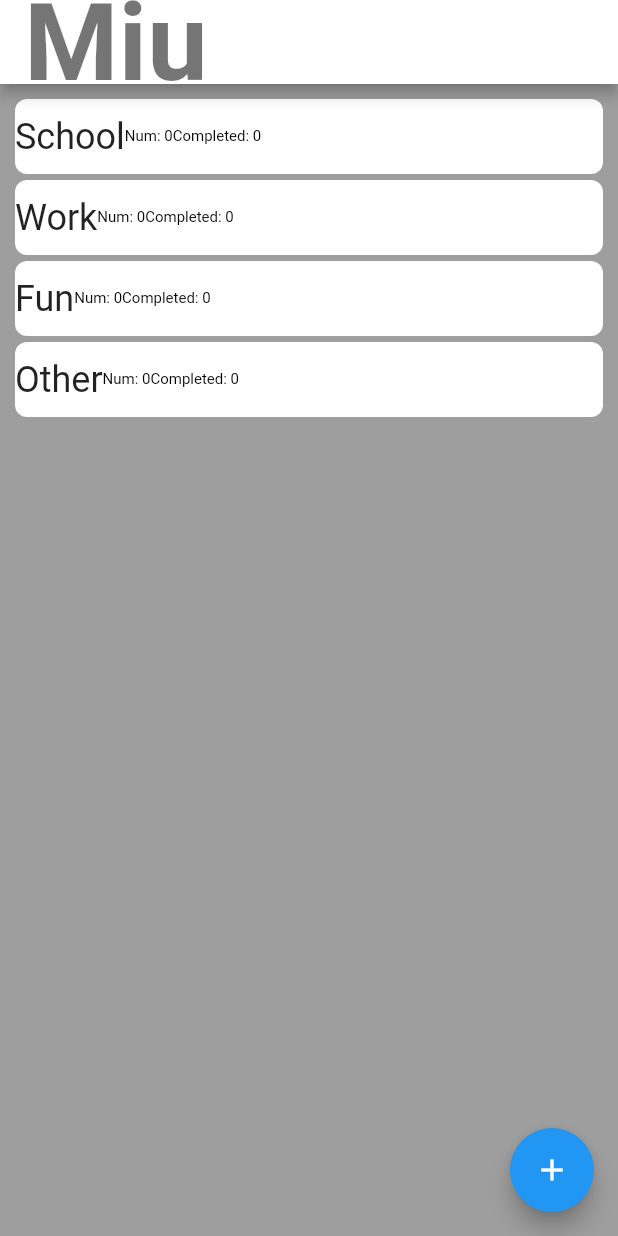
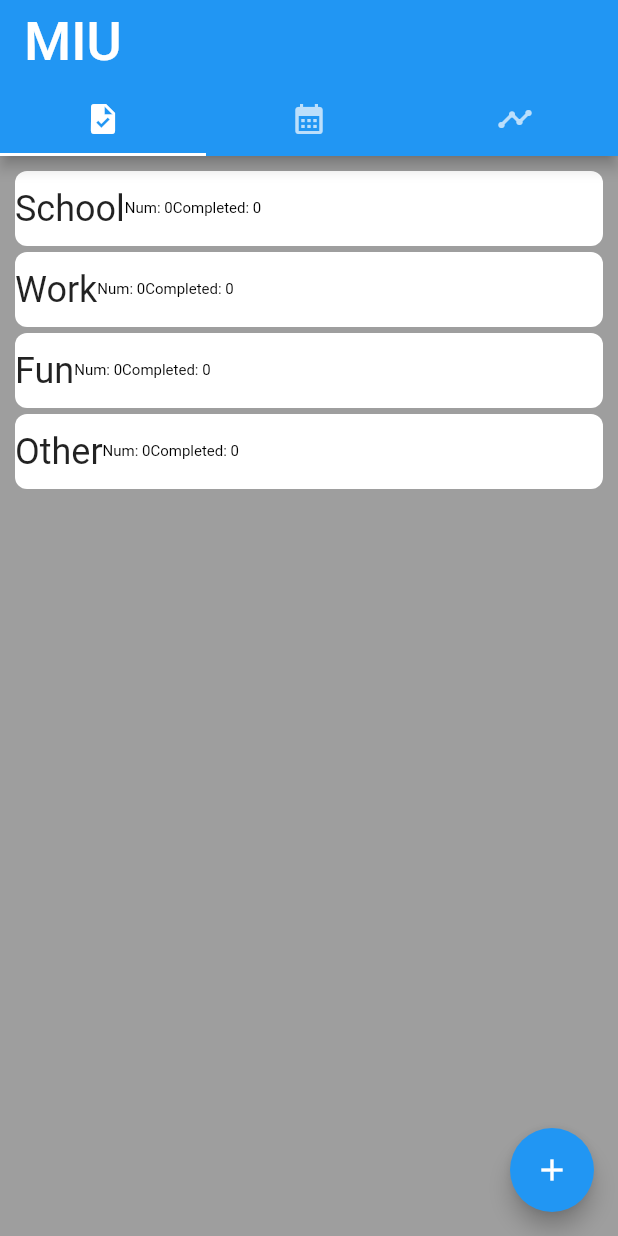
Before and after one commit to davor10105/peeto-planner, a Flutter app: the screen it shows after launch, on a phone screen of 412 x 824 dp. Run offline on Flutter 3.47's test engine with Material 2 defaults, Android fonts, the light colour scheme and no system bars; our stand-ins replace table_calendar; missing offline and left inert: flutter_quill.

Commit message:
added calendar

```diff
--- a/lib/components/task.dart
+++ b/lib/components/task.dart
@@ -7,15 +7,13 @@ class PlannerTask {
   late Delta description;
   late String textDescription;
   late PlannerTaskType taskType;
+  late DateTime startTime;
+  DateTime? endTime;
   bool isDone = false;
   late String uuid;
 
-  PlannerTask(String title, Delta description, String textDescription,
-      PlannerTaskType taskType, String? uuid) {
-    this.title = title;
-    this.description = description;
-    this.textDescription = textDescription;
-    this.taskType = taskType;
-    this.uuid = uuid != null ? uuid : const Uuid().v4();
+  PlannerTask(this.title, this.description, this.textDescription, this.taskType,
+      this.startTime, this.endTime, String? uuid) {
+    this.uuid = uuid ?? const Uuid().v4();
   }
 }
--- /dev/null
+++ b/lib/components/tasktype_listview.dart
@@ -0,0 +1,66 @@
+import 'package:flutter/material.dart';
+import 'package:peeto_planner/main.dart';
+
+import '../utils/task_type.dart';
+import 'task.dart';
+
+class TaskTypeListView extends StatelessWidget {
+  final PlannerState plannerState;
+  const TaskTypeListView({super.key, required this.plannerState});
+
+  @override
+  Widget build(BuildContext context) {
+    return ListView.builder(
+        padding: const EdgeInsets.all(8),
+        itemCount: plannerState.taskTypes.length,
+        itemBuilder: (BuildContext context, int index) {
+          return Padding(
+            padding: const EdgeInsets.all(2.0),
+            child: InkWell(
+              onTap: () {
+                plannerState.setCurrentTaskType(plannerState.taskTypes[index]);
+                Navigator.pushNamed(context, '/view_tasktype');
+              },
+              child: Container(
+                height: 50,
+                child: Center(
+                    child: Row(
+                  children: [
+                    Text('${plannerState.taskTypes[index].typeName}'),
+                    getTaskTypeInfo(
+                        context, plannerState, plannerState.taskTypes[index]),
+                  ],
+                )),
+                decoration: BoxDecoration(
+                    color: Colors.white,
+                    borderRadius: BorderRadius.all(Radius.circular(8.0))),
+              ),
+            ),
+          );
+        });
+  }
+
+  Widget getTaskTypeInfo(BuildContext context, PlannerState plannerState,
+      PlannerTaskType taskType) {
+    List<PlannerTask> tasks = [];
+    int completedTasks = 0;
+    for (var task in plannerState.tasks.values) {
+      if (task.taskType != taskType) continue;
+      tasks.add(task);
+      if (task.isDone) completedTasks += 1;
+    }
+
+    return Row(
+      children: [
+        Text(
+          'Num: ${tasks.length}',
+          style: Theme.of(context).textTheme.labelMedium,
+        ),
+        Text(
+          'Completed: ${completedTasks}',
+          style: Theme.of(context).textTheme.labelMedium,
+        ),
+      ],
+    );
+  }
+}
--- a/lib/pages/homepage.dart
+++ b/lib/pages/homepage.dart
@@ -1,5 +1,7 @@
 import 'package:flutter/material.dart';
+import 'package:peeto_planner/components/calendar.dart';
 import 'package:peeto_planner/components/task.dart';
+import 'package:peeto_planner/components/timeline.dart';
 import 'package:peeto_planner/main.dart';
 import 'package:peeto_planner/pages/add_task.dart';
 import 'package:peeto_planner/utils/pages.dart';
@@ -7,6 +9,7 @@ import 'package:peeto_planner/utils/task_type.dart';
 import 'package:provider/provider.dart';
 
 import '../components/appbar.dart';
+import '../components/tasktype_listview.dart';
 
 List<Widget> getTaskContainers(PlannerState plannerState) {
   List<Widget> taskContainers = [];
@@ -28,9 +31,20 @@ class HomePage extends StatelessWidget {
   @override
   Widget build(BuildContext context) {
     var plannerState = context.watch<PlannerState>();
-    return SafeArea(
+    return DefaultTabController(
+      length: 3,
+      child: SafeArea(
         child: Scaffold(
-        appBar: getPeetoAppBar(context),
+          appBar: AppBar(
+            title: const Text('MIU'),
+            bottom: const TabBar(
+              tabs: [
+                Tab(icon: Icon(Icons.task)),
+                Tab(icon: Icon(Icons.calendar_month)),
+                Tab(icon: Icon(Icons.timeline)),
+              ],
+            ),
+          ),
           floatingActionButton: FloatingActionButton(
             onPressed: () {
               plannerState.setCurrentTask(null);
@@ -38,69 +52,15 @@ class HomePage extends StatelessWidget {
             },
             child: Icon(Icons.add),
           ),
-        body: /*GridView.count(
-            primary: false,
-            padding: const EdgeInsets.all(20),
-            crossAxisSpacing: 10,
-            mainAxisSpacing: 10,
-            crossAxisCount: 2,
-            children: getTaskContainers(plannerState),
-          ) */
-            ListView.builder(
-                padding: const EdgeInsets.all(8),
-                itemCount: plannerState.taskTypes.length,
-                itemBuilder: (BuildContext context, int index) {
-                  return Padding(
-                    padding: const EdgeInsets.all(2.0),
-                    child: InkWell(
-                      onTap: () {
-                        plannerState
-                            .setCurrentTaskType(plannerState.taskTypes[index]);
-                        Navigator.pushNamed(context, '/view_tasktype');
-                      },
-                      child: Container(
-                        height: 50,
-                        child: Center(
-                            child: Row(
+          body: TabBarView(
             children: [
-                            Text('${plannerState.taskTypes[index].typeName}'),
-                            getTaskTypeInfo(context, plannerState,
-                                plannerState.taskTypes[index]),
+              TaskTypeListView(plannerState: plannerState),
+              CalendarView(plannerState: plannerState),
+              TimelineView(plannerState: plannerState),
             ],
-                        )),
-                        decoration: BoxDecoration(
-                            color: Colors.white,
-                            borderRadius:
-                                BorderRadius.all(Radius.circular(8.0))),
+          ),
         ),
       ),
     );
-                }),
-      ),
-    );
-  }
-
-  Widget getTaskTypeInfo(BuildContext context, PlannerState plannerState,
-      PlannerTaskType taskType) {
-    List<PlannerTask> tasks = [];
-    int completedTasks = 0;
-    for (var task in plannerState.tasks.values) {
-      if (task.taskType != taskType) continue;
-      tasks.add(task);
-      if (task.isDone) completedTasks += 1;
-    }
-
-    return Row(
-      children: [
-        Text(
-          'Num: ${tasks.length}',
-          style: Theme.of(context).textTheme.labelMedium,
-        ),
-        Text(
-          'Completed: ${completedTasks}',
-          style: Theme.of(context).textTheme.labelMedium,
-        ),
-      ],
-    );
   }
 }
--- a/pubspec.yaml
+++ b/pubspec.yaml
@@ -11,6 +11,7 @@ dependencies:
     sdk: flutter
   flutter_quill: ^8.1.3
   provider: ^6.0.5
+  table_calendar: ^3.0.9
   uuid: ^4.1.0
 
 dev_dependencies:
```
Also changed, not shown: lib/components/calendar.dart (added, +114 -0 lines), lib/components/timeline.dart (added, +12 -0 lines), lib/pages/add_task.dart (+38 -41 lines), pubspec.lock. Lines whose indentation alone changed are shown as unchanged.
